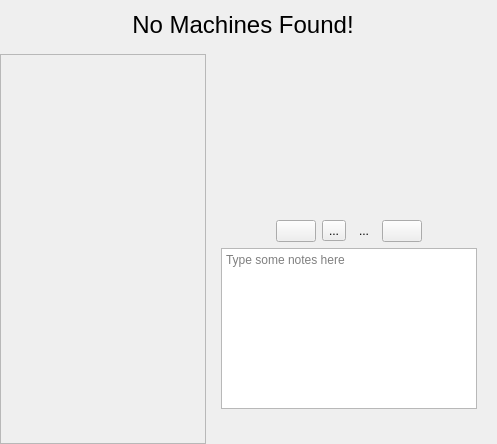
This is src/qt/qt_vmmanager_details.ui in 86Box/86Box as Qt 5 draws it before an edit. The edited form follows.
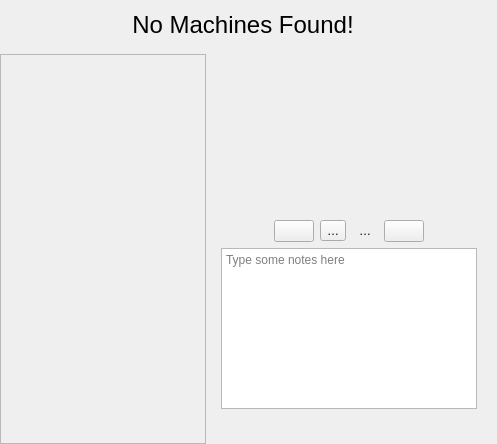
This is the edited form.

Diff of the .ui file:
```diff
--- a/src/qt/qt_vmmanager_details.ui
+++ b/src/qt/qt_vmmanager_details.ui
@@ -180,14 +180,14 @@
                <item>
                 <widget class="QToolButton" name="screenshotPreviousTB">
                  <property name="text">
-                  <string>...</string>
+                  <string>…</string>
                  </property>
                 </widget>
                </item>
                <item>
                 <widget class="QToolButton" name="screenshotNextTB">
                  <property name="text">
-                  <string>...</string>
+                  <string>…</string>
                  </property>
                  <property name="autoRaise">
                   <bool>true</bool>
```
